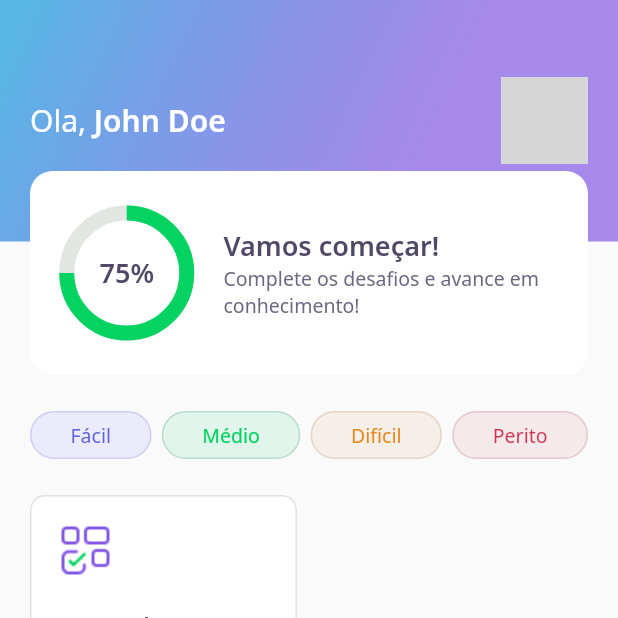
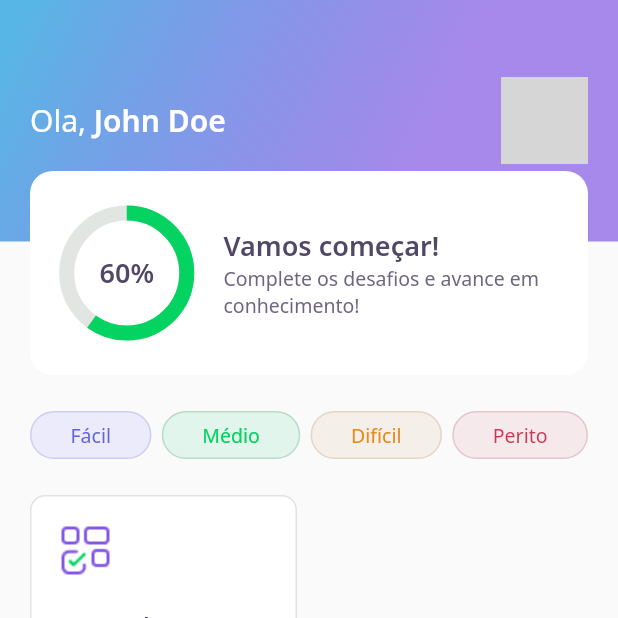
Before and after one commit to Gabrielzyr/Flutter-app, a Flutter app: the screen it shows after launch, on a phone screen of 412 x 824 dp, the top half of it. Run offline on Flutter 3.47's test engine with Material 2 defaults, Android fonts, the phone set to English and light mode, and no system bars; our stand-ins replace google_fonts, share_plus; missing offline and left inert: dart:ffi; accounts and stored records are empty; network calls fail; grey boxes are pictures that could not be loaded.

Commit message:
Added score animation and fixed share bug

```diff
--- a/lib/home/widgets/appbar/app_bar_widget.dart
+++ b/lib/home/widgets/appbar/app_bar_widget.dart
@@ -40,7 +40,10 @@ class AppBarWidget extends PreferredSize {
                     ),
                   ),
                   Align(
-                      alignment: Alignment(0.0, 1.0), child: ScoreCardWidget())
+                      alignment: Alignment(0.0, 1.0),
+                      child: ScoreCardWidget(
+                        percent: user.score / 100,
+                      ))
                 ],
               ),
             ));
--- a/lib/home/widgets/chart/char_widget.dart
+++ b/lib/home/widgets/chart/char_widget.dart
@@ -1,15 +1,41 @@
 import 'package:flutter/material.dart';
 import 'package:nlw5_flutter/core/core.dart';
 
-class ChartWidget extends StatelessWidget {
-  const ChartWidget({Key? key}) : super(key: key);
+class ChartWidget extends StatefulWidget {
+  final double percent;
+  const ChartWidget({Key? key, required this.percent}) : super(key: key);
+
+  @override
+  _ChartWidgetState createState() => _ChartWidgetState();
+}
+
+class _ChartWidgetState extends State<ChartWidget>
+    with SingleTickerProviderStateMixin {
+  late AnimationController _controller;
+  late Animation<double> _animation;
+
+  void _initAnimation() {
+    _controller =
+        AnimationController(vsync: this, duration: Duration(seconds: 3));
+    _animation =
+        Tween<double>(begin: 0.0, end: widget.percent).animate(_controller);
+    _controller.forward();
+  }
+
+  @override
+  void initState() {
+    _initAnimation();
+    super.initState();
+  }
 
   @override
   Widget build(BuildContext context) {
     return Container(
       height: 80,
       width: 80,
-      child: Stack(
+      child: AnimatedBuilder(
+        animation: _animation,
+        builder: (context, _) => Stack(
           children: [
             Center(
               child: Container(
@@ -17,15 +43,20 @@ class ChartWidget extends StatelessWidget {
                 width: 80,
                 child: CircularProgressIndicator(
                   strokeWidth: 10,
-                value: .75,
+                  value: _animation.value,
                   backgroundColor: AppColors.chartSecondary,
-                valueColor: AlwaysStoppedAnimation<Color>(AppColors.chartPrimary),
+                  valueColor:
+                      AlwaysStoppedAnimation<Color>(AppColors.chartPrimary),
                 ),
               ),
             ),
-
-          Center(child: Text("75%", style: AppTextStyles.heading,))
+            Center(
+                child: Text(
+              "${(_animation.value * 100).toInt()}%",
+              style: AppTextStyles.heading,
+            ))
           ],
+        ),
       ),
     );
   }
--- a/lib/home/widgets/score_card/score_card_widget.dart
+++ b/lib/home/widgets/score_card/score_card_widget.dart
@@ -3,7 +3,8 @@ import 'package:nlw5_flutter/core/core.dart';
 import 'package:nlw5_flutter/home/widgets/chart/char_widget.dart';
 
 class ScoreCardWidget extends StatelessWidget {
-  const ScoreCardWidget({Key? key}) : super(key: key);
+  final double percent;
+  const ScoreCardWidget({Key? key, required this.percent}) : super(key: key);
 
   @override
   Widget build(BuildContext context) {
@@ -12,16 +13,16 @@ class ScoreCardWidget extends StatelessWidget {
       child: Container(
         height: 136,
         decoration: BoxDecoration(
-          color: AppColors.white,
-          borderRadius: BorderRadius.circular(15)
-        ),
+            color: AppColors.white, borderRadius: BorderRadius.circular(15)),
         child: Padding(
           padding: const EdgeInsets.symmetric(horizontal: 24),
           child: Row(
             children: [
               Expanded(
                 flex: 1,
-              child: ChartWidget(),
+                child: ChartWidget(
+                  percent: percent,
+                ),
               ),
               Expanded(
                   flex: 3,
@@ -41,9 +42,9 @@ class ScoreCardWidget extends StatelessWidget {
                         )
                       ],
                     ),
-              )
-            )
-          ],),
+                  ))
+            ],
+          ),
         ),
       ),
     );
--- a/lib/result/result_page.dart
+++ b/lib/result/result_page.dart
@@ -63,7 +63,7 @@ class ResultPage extends StatelessWidget {
                           label: "Compartilhar",
                           onTap: () {
                             Share.share(
-                                'DevQuiz NLW 5 - Flutter: Resultado do Quiz: $title\nObtive: ${result / length}% aproveitamento!');
+                                'DevQuiz NLW 5 - Flutter: Resultado do Quiz: $title\nObtive: ${((result / length) * 100).toInt()}% aproveitamento!');
                           }),
                     )),
                   ],
```
Lines whose indentation alone changed are shown as unchanged.
